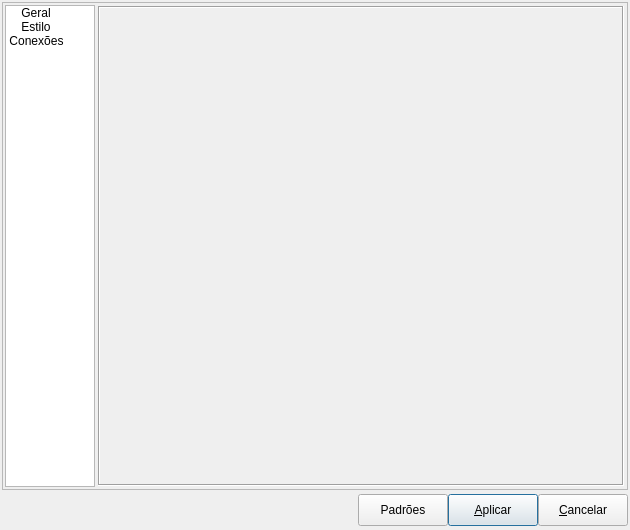
Before: the Qt Designer form libpgmodeler_ui/ui/formconfiguracao.ui in pgmodeler/pgmodeler, drawn with Qt 5.
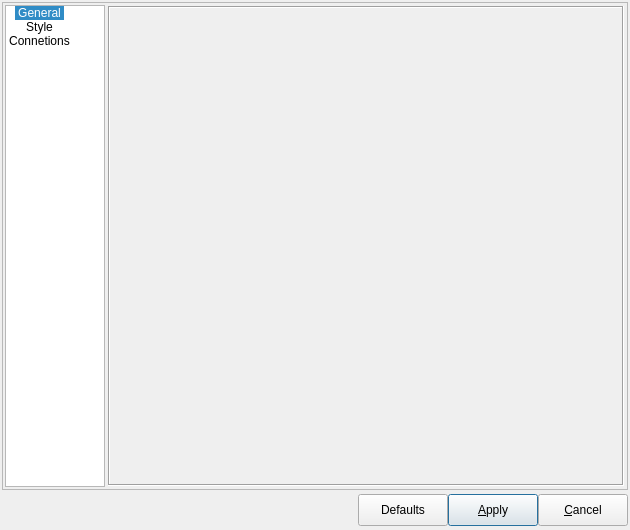
After: the same form once the commit is applied. Icons and pictures are not drawn.

Patch:
```diff
--- a/libpgmodeler_ui/ui/formconfiguracao.ui
+++ b/libpgmodeler_ui/ui/formconfiguracao.ui
@@ -75,7 +75,7 @@
         </size>
        </property>
        <property name="text">
-        <string>&amp;Aplicar</string>
+        <string>&amp;Apply</string>
        </property>
        <property name="icon">
         <iconset resource="../res/resources.qrc">
@@ -101,7 +101,7 @@
         </size>
        </property>
        <property name="text">
-        <string>&amp;Cancelar</string>
+        <string>&amp;Cancel</string>
        </property>
        <property name="icon">
         <iconset resource="../res/resources.qrc">
@@ -127,7 +127,7 @@
         </size>
        </property>
        <property name="text">
-        <string>Padrões</string>
+        <string>Defaults</string>
        </property>
        <property name="icon">
         <iconset resource="../res/resources.qrc">
@@ -187,13 +187,13 @@
         </property>
         <property name="minimumSize">
          <size>
-          <width>90</width>
+          <width>100</width>
           <height>0</height>
          </size>
         </property>
         <property name="maximumSize">
          <size>
-          <width>90</width>
+          <width>100</width>
           <height>16777215</height>
          </size>
         </property>
@@ -272,11 +272,11 @@
          <bool>false</bool>
         </property>
         <property name="currentRow">
-         <number>-1</number>
+         <number>0</number>
         </property>
         <item>
          <property name="text">
-          <string>Geral</string>
+          <string>General</string>
          </property>
          <property name="textAlignment">
           <set>AlignHCenter|AlignVCenter|AlignCenter</set>
@@ -291,7 +291,7 @@
         </item>
         <item>
          <property name="text">
-          <string>Estilo</string>
+          <string>Style</string>
          </property>
          <property name="textAlignment">
           <set>AlignHCenter|AlignVCenter|AlignCenter</set>
@@ -306,7 +306,7 @@
         </item>
         <item>
          <property name="text">
-          <string>Conexões</string>
+          <string>Connetions</string>
          </property>
          <property name="textAlignment">
           <set>AlignHCenter|AlignVCenter|AlignCenter</set>
```
Left out of the diff: 2 changed lines with no effect on the pictures.
